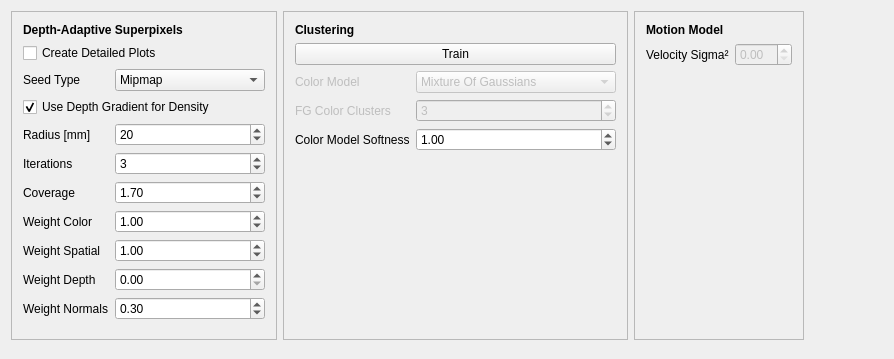
Qt form KinectSuperPoints/src/SuperPoints/KinectSuperPoints/WdgtSuperpixelParameters.ui (Danvil/dasp) before a commit.
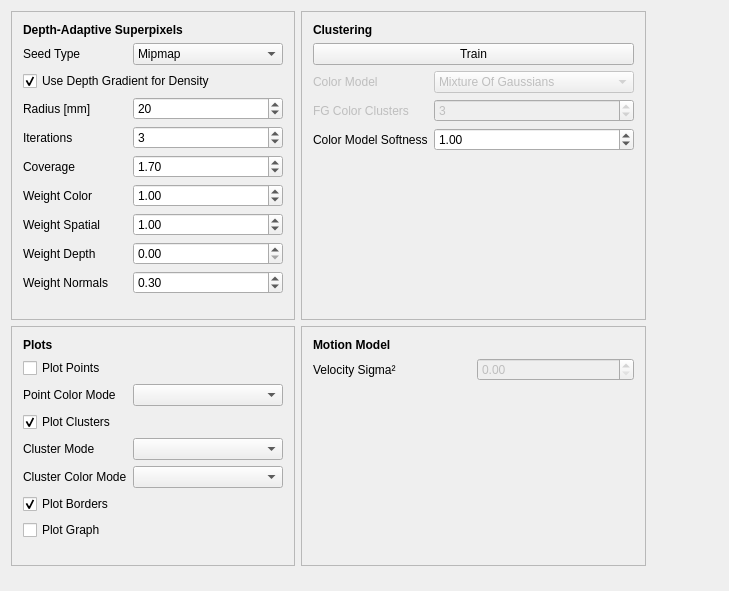
The same form after that commit.

Commit message: Plotting the superpixel neighbourhood graph More plotting options in gui Only plotting one image

Diff of the .ui file:
```diff
--- a/KinectSuperPoints/src/SuperPoints/KinectSuperPoints/WdgtSuperpixelParameters.ui
+++ b/KinectSuperPoints/src/SuperPoints/KinectSuperPoints/WdgtSuperpixelParameters.ui
@@ -6,8 +6,8 @@
    <rect>
     <x>0</x>
     <y>0</y>
-    <width>894</width>
-    <height>359</height>
+    <width>729</width>
+    <height>591</height>
    </rect>
   </property>
   <property name="windowTitle">
@@ -247,15 +247,18 @@
         </property>
        </widget>
       </item>
-      <item row="1" column="0" colspan="2">
-       <widget class="QCheckBox" name="checkBoxCreatePlots">
-        <property name="text">
-         <string>Create Detailed Plots</string>
+      <item row="15" column="0">
+       <spacer name="verticalSpacer_2">
+        <property name="orientation">
+         <enum>Qt::Vertical</enum>
         </property>
-        <property name="checked">
-         <bool>false</bool>
+        <property name="sizeHint" stdset="0">
+         <size>
+          <width>20</width>
+          <height>40</height>
+         </size>
         </property>
-       </widget>
+       </spacer>
       </item>
      </layout>
     </widget>
@@ -398,7 +401,119 @@
      </layout>
     </widget>
    </item>
-   <item row="0" column="3">
+   <item row="1" column="0">
+    <widget class="QFrame" name="frame_4">
+     <property name="frameShape">
+      <enum>QFrame::StyledPanel</enum>
+     </property>
+     <property name="frameShadow">
+      <enum>QFrame::Raised</enum>
+     </property>
+     <layout class="QGridLayout" name="gridLayout_5">
+      <item row="0" column="0" colspan="2">
+       <widget class="QLabel" name="label_16">
+        <property name="font">
+         <font>
+          <weight>75</weight>
+          <bold>true</bold>
+         </font>
+        </property>
+        <property name="text">
+         <string>Plots</string>
+        </property>
+       </widget>
+      </item>
+      <item row="1" column="0" colspan="2">
+       <widget class="QCheckBox" name="checkBoxPlotPoints">
+        <property name="text">
+         <string>Plot Points</string>
+        </property>
+        <property name="checked">
+         <bool>false</bool>
+        </property>
+       </widget>
+      </item>
+      <item row="2" column="1">
+       <widget class="QComboBox" name="comboBoxPlotPointsColor">
+        <property name="minimumSize">
+         <size>
+          <width>150</width>
+          <height>0</height>
+         </size>
+        </property>
+       </widget>
+      </item>
+      <item row="6" column="1">
+       <widget class="QComboBox" name="comboBoxPlotClusterColor"/>
+      </item>
+      <item row="2" column="0">
+       <widget class="QLabel" name="label_17">
+        <property name="text">
+         <string>Point Color Mode</string>
+        </property>
+       </widget>
+      </item>
+      <item row="6" column="0">
+       <widget class="QLabel" name="label_18">
+        <property name="text">
+         <string>Cluster Color Mode</string>
+        </property>
+       </widget>
+      </item>
+      <item row="5" column="0">
+       <widget class="QLabel" name="label_19">
+        <property name="text">
+         <string>Cluster Mode</string>
+        </property>
+       </widget>
+      </item>
+      <item row="5" column="1">
+       <widget class="QComboBox" name="comboBoxPlotClusterMode"/>
+      </item>
+      <item row="4" column="0" colspan="2">
+       <widget class="QCheckBox" name="checkBoxPlotClusters">
+        <property name="text">
+         <string>Plot Clusters</string>
+        </property>
+        <property name="checked">
+         <bool>true</bool>
+        </property>
+       </widget>
+      </item>
+      <item row="7" column="0">
+       <widget class="QCheckBox" name="checkBoxPlotBorders">
+        <property name="text">
+         <string>Plot Borders</string>
+        </property>
+        <property name="checked">
+         <bool>true</bool>
+        </property>
+       </widget>
+      </item>
+      <item row="9" column="0" colspan="2">
+       <spacer name="verticalSpacer_5">
+        <property name="orientation">
+         <enum>Qt::Vertical</enum>
+        </property>
+        <property name="sizeHint" stdset="0">
+         <size>
+          <width>20</width>
+          <height>40</height>
+         </size>
+        </property>
+       </spacer>
+      </item>
+      <item row="8" column="0">
+       <widget class="QCheckBox" name="checkBoxPlotGraph">
+        <property name="text">
+         <string>Plot Graph</string>
+        </property>
+       </widget>
+      </item>
+     </layout>
+    </widget>
+   </item>
+   <item row="1" column="2">
     <widget class="QFrame" name="frame_3">
      <property name="frameShape">
       <enum>QFrame::StyledPanel</enum>
```
Left out of the diff: 39 changed lines with no effect on the pictures. The commit also changes 9 other files.
